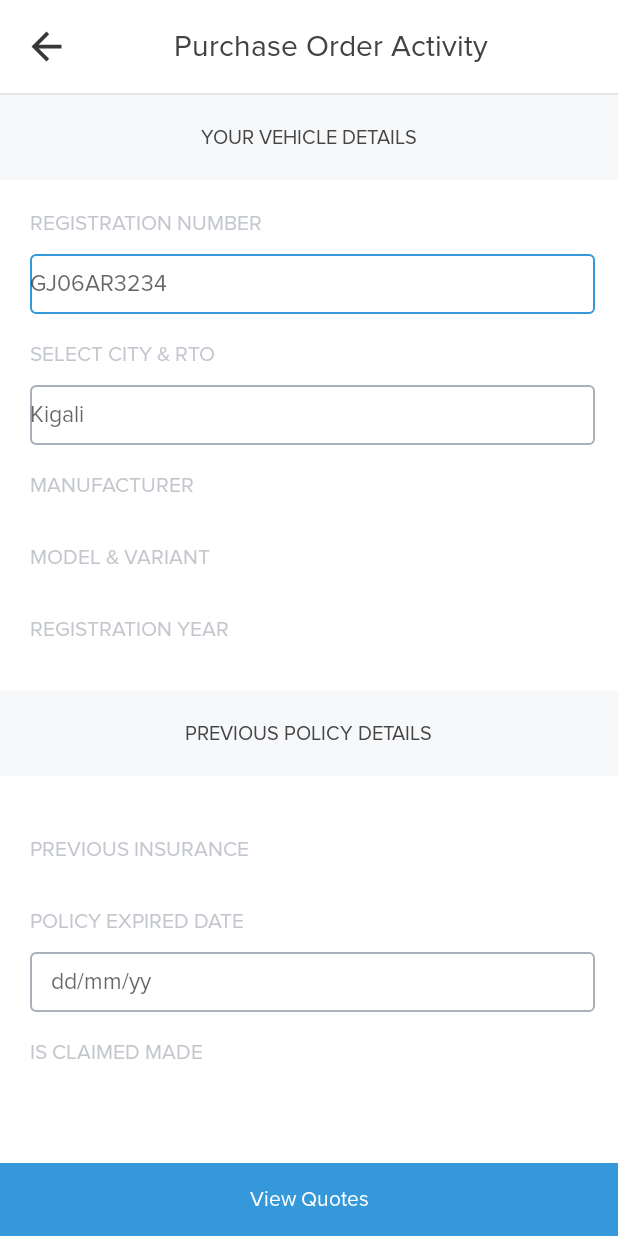
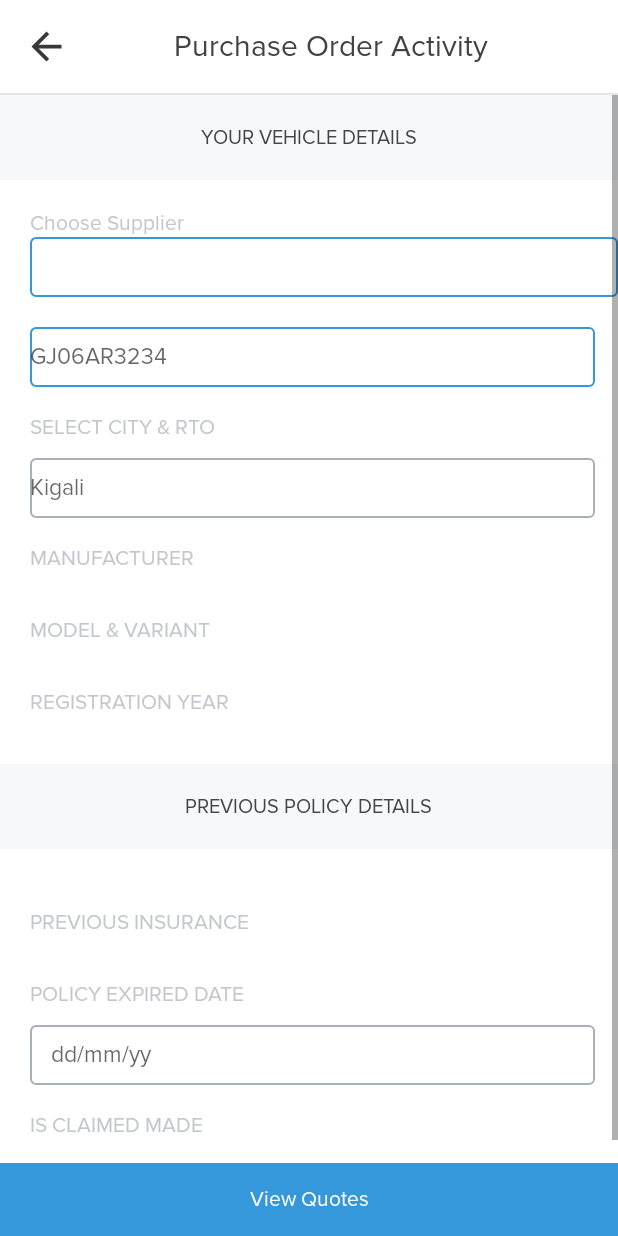
Before and after one commit to sreeragsree/medisoft, an Android app: the PurchaseOrderActivity screen opened directly, with no data from a screen before it, on a phone screen of 412 x 824 dp. Run offline under Robolectric (Android 15) with nearby library versions, the light colour scheme and no system bars; 3 statements that could not run were skipped.

Commit message:
Second Commit

```diff
--- a/app/src/main/java/com/example/medisoft/Purchase/PurchaseOrderActivity.java
+++ b/app/src/main/java/com/example/medisoft/Purchase/PurchaseOrderActivity.java
@@ -1,18 +1,41 @@
 package com.example.medisoft.Purchase;
 
 import android.content.Intent;
+import android.graphics.Color;
 import android.os.Bundle;
+import android.util.Log;
 import android.view.View;
+import android.widget.ArrayAdapter;
+import android.widget.Toast;
 
 import com.example.medisoft.BaseActivity;
 import com.example.medisoft.MainActivity;
+import com.example.medisoft.Model.Example;
+import com.example.medisoft.Model.SupplierByClient;
 import com.example.medisoft.R;
+import com.example.medisoft.Retrofit.APIClient;
+import com.example.medisoft.Retrofit.GetResult;
+import com.example.medisoft.Utils.AppPreference;
 import com.example.medisoft.Utils.AppUtils;
+import com.example.medisoft.Utils.MyApplication;
 import com.example.medisoft.databinding.ActivityPurchaseOrderBinding;
+import com.google.gson.Gson;
+import com.google.gson.JsonObject;
+import com.google.gson.JsonParser;
 
-public class PurchaseOrderActivity extends BaseActivity implements View.OnClickListener {
+import org.json.JSONException;
+import org.json.JSONObject;
+
+import java.util.ArrayList;
+import java.util.List;
+
+import retrofit2.Call;
+
+public class PurchaseOrderActivity extends BaseActivity implements View.OnClickListener, GetResult.MyListener {
 
     ActivityPurchaseOrderBinding binding;
+    ArrayList<String> ar = new ArrayList<String>();
+    List<SupplierByClient> supplier;
 
     @Override
     protected void onCreate(Bundle savedInstanceState) {
@@ -20,16 +43,35 @@ public class PurchaseOrderActivity extends BaseActivity implements View.OnClickL
         binding = ActivityPurchaseOrderBinding.inflate(getLayoutInflater());
         View view = binding.getRoot();
         setContentView(view);
+        getAllSupplierbyClient();
         AppUtils.setSystemBarColor(this, R.color.white);
         AppUtils.setSystemBarLight(this);
         initViews(binding);
     }
 
     private void initViews(ActivityPurchaseOrderBinding binding) {
+
+        binding.autoCompleteTextView.setTextColor(Color.RED);
         binding.tbCommon.ivLogout.setVisibility(View.GONE);
         binding.tbCommon.tbHead.setText("Purchase Order Activity");
         binding.tbCommon.ivMenu.setBackgroundResource(R.drawable.ic_baseline_arrow_back_24);
         binding.tbCommon.ivMenu.setOnClickListener(this);
+
+    }
+
+    private void getAllSupplierbyClient() {
+        JSONObject jsonObject = new JSONObject();
+
+        try {
+            jsonObject.put("ClientID", AppPreference.getInstance(MyApplication.mContext).getString(AppPreference.CLIENTID));
+            JsonParser jsonParser = new JsonParser();
+            Call<JsonObject> call = APIClient.getInterface().getAllSupplierbyClient((JsonObject) jsonParser.parse(jsonObject.toString()));
+            GetResult getResult = new GetResult();
+            getResult.setMyListener(this);
+            getResult.onNCHandle(call, "login");
+        } catch (JSONException e) {
+            e.printStackTrace();
+        }
     }
 
     @Override
@@ -51,4 +93,25 @@ public class PurchaseOrderActivity extends BaseActivity implements View.OnClickL
         }
 
     }
+
+    @Override
+    public void callback(JsonObject result, String callNo) {
+        Gson gson = new Gson();
+        Example example = gson.fromJson(result.toString(), Example.class);
+        supplier = new ArrayList<>();
+        if (example.getResultData().getSuppliern() != null) {
+            supplier = example.getResultData().getSuppliern();
+            for (SupplierByClient sn : supplier) {
+                ar.add(sn.getSupplierName());
+                Log.d("==",sn.getSupplierName());
+
+            }
+            ArrayAdapter<String> adapter = new ArrayAdapter<String>
+                    (this, android.R.layout.select_dialog_item, ar);
+            binding.autoCompleteTextView.setThreshold(1);//will start working from first character
+            binding.autoCompleteTextView.setAdapter(adapter);//setting the adapter data into the AutoCompleteTextView
+
+        }
+
+    }
 }
--- a/app/src/main/java/com/example/medisoft/Retrofit/Api.java
+++ b/app/src/main/java/com/example/medisoft/Retrofit/Api.java
@@ -15,8 +15,9 @@ public interface Api {
     @POST(APIClient.APPEND_URL + "register")
     Call<JsonObject> register(@Body JsonObject object);
 
-    @POST(APIClient.APPEND_URL + "getstock_byClient")
-    Call<JsonObject> getstock_byClient(@Body JsonObject object);
+    @POST(APIClient.APPEND_URL + "getAllSupplierbyClient")
+    Call<JsonObject> getAllSupplierbyClient(@Body JsonObject object);
+
 
 
 
--- a/app/src/main/res/layout/activity_purchase_order.xml
+++ b/app/src/main/res/layout/activity_purchase_order.xml
@@ -53,14 +53,22 @@
                     android:fontFamily="@font/proximanovaregular"
                     android:layout_width="wrap_content"
                     android:layout_height="wrap_content"
-                    android:text="REGISTRATION NUMBER"
+                    android:text="Choose Supplier"
                     android:textColor="#c3c7cd" />
+
+
+                <AutoCompleteTextView
+                    android:id="@+id/autoCompleteTextView"
+                    android:layout_width="match_parent"
+                    android:background="@drawable/green_round_border"
+                    android:layout_height="40dp"
+                    android:ems="10" />
 
                 <EditText
                     android:id="@+id/edt_reg_number"
                     android:layout_width="match_parent"
                     android:layout_height="40dp"
-                    android:layout_marginTop="11dp"
+                    android:layout_marginTop="20dp"
                     android:layout_marginRight="15dp"
                     android:background="@drawable/green_round_border"
                     android:fontFamily="@font/proximanovaregular"
@@ -110,7 +118,7 @@
                     android:background="@drawable/grey_round_border2"
                     android:orientation="horizontal">
 
-c
+                    c
 
 
                 </LinearLayout>
```
Also changed, not shown: app/src/main/java/com/example/medisoft/Model/SupplierByClient.java (added, +30 -0 lines).
